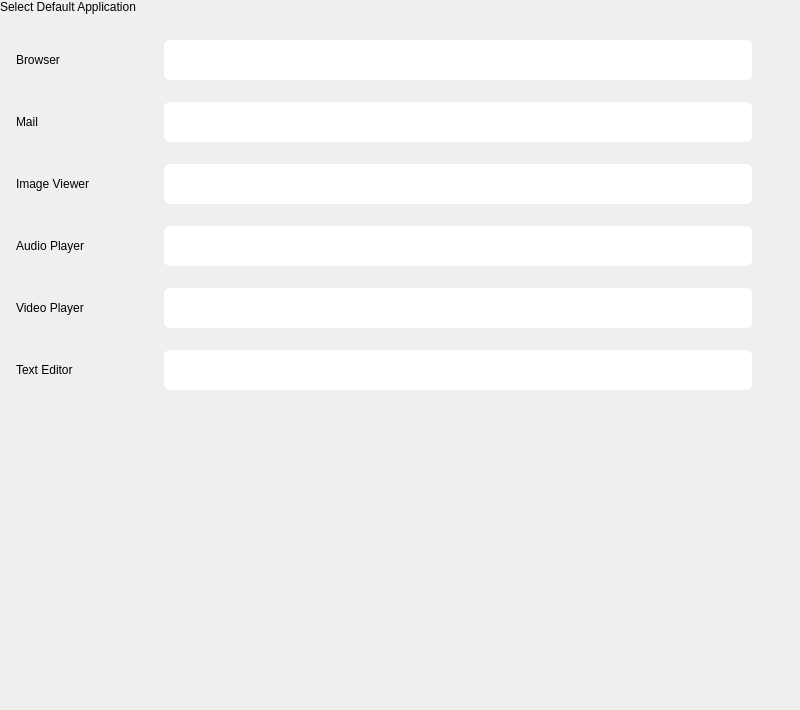
Before: the Qt Designer form plugins/system/defaultapp/defaultapp.ui in ukui/ukui-control-center, drawn with Qt 5.
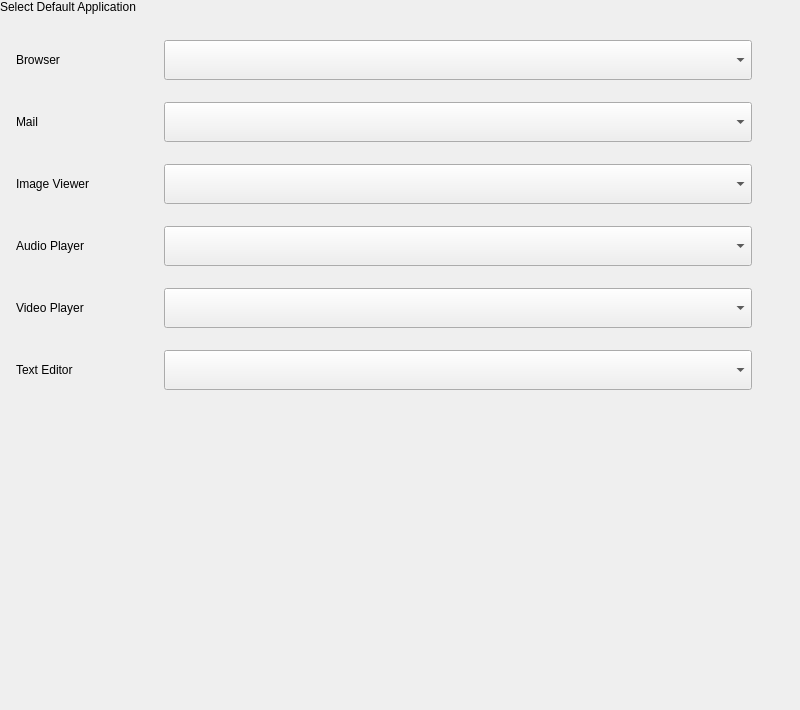
After: the same form once the commit is applied. Icons and pictures are not drawn.

What changed in the file:
```diff
--- a/plugins/system/defaultapp/defaultapp.ui
+++ b/plugins/system/defaultapp/defaultapp.ui
@@ -136,7 +136,7 @@
         <property name="minimumSize">
          <size>
           <width>400</width>
-          <height>30</height>
+          <height>0</height>
          </size>
         </property>
         <property name="maximumSize">
@@ -146,45 +146,10 @@
          </size>
         </property>
         <property name="font">
-         <font>
-          <pointsize>-1</pointsize>
-         </font>
+         <font/>
         </property>
         <property name="styleSheet">
-         <string notr="true">QComboBox{
-    background: rgba(255, 255, 255);
-    border-radius: 6px;
-    font-size:14px;
-	padding-left: 8px;
-    color: black;
-    min-height: 30px;
-    combobox-popup: 0;  /* 配合setMaxVisibleItems设置下拉框显示的条数，超过的滚动显示 */
-}
-
-QComboBox QAbstractItemView::item {
-    min-height: 30px;
-    border-radius: 2px ;
-    color:black;
-    background-color: rgba(255, 255, 255);
-	padding-left: 5px;
-}
-
-QComboBox::down-arrow{
-    image:url(://img/dropArrow/downpx.png);
-}
-
-QComboBox::drop-down{
-    width: 30px;
-    border: none;
-}
-
-QComboBox QListView::item:selected{
-    background: #3D6BE5;
-}
-
-
-
-</string>
+         <string notr="true"/>
         </property>
        </widget>
       </item>
@@ -254,7 +219,7 @@
         <property name="minimumSize">
          <size>
           <width>400</width>
-          <height>30</height>
+          <height>0</height>
          </size>
         </property>
         <property name="maximumSize">
@@ -264,40 +229,7 @@
          </size>
         </property>
         <property name="styleSheet">
-         <string notr="true">QComboBox{
-    background: rgba(255, 255, 255);
-    border-radius: 6px;
-    font-size:14px;
-	padding-left: 8px;
-    color: black;
-    min-height: 30px;
-    combobox-popup: 0;  /* 配合setMaxVisibleItems设置下拉框显示的条数，超过的滚动显示 */
-}
-
-QComboBox QAbstractItemView::item {
-    min-height: 30px;
-    border-radius: 2px ;
-    color:black;
-    background-color: rgba(255, 255, 255);
-	padding-left: 5px;
-}
-
-QComboBox::down-arrow{
-    image:url(://img/dropArrow/downpx.png);
-}
-
-QComboBox::drop-down{
-    width: 30px;
-    border: none;
-}
-
-QComboBox QListView::item:selected{
-    background: #3D6BE5;
-}
-
-
-
-</string>
+         <string notr="true"/>
         </property>
        </widget>
       </item>
@@ -367,7 +299,7 @@
         <property name="minimumSize">
          <size>
           <width>400</width>
-          <height>30</height>
+          <height>0</height>
          </size>
         </property>
         <property name="maximumSize">
@@ -377,40 +309,7 @@
          </size>
         </property>
         <property name="styleSheet">
-         <string notr="true">QComboBox{
-    background: rgba(255, 255, 255);
-    border-radius: 6px;
-    font-size:14px;
-	padding-left: 8px;
-    color: black;
-    min-height: 30px;
-    combobox-popup: 0;  /* 配合setMaxVisibleItems设置下拉框显示的条数，超过的滚动显示 */
-}
-
-QComboBox QAbstractItemView::item {
-    min-height: 30px;
-    border-radius: 2px ;
-    color:black;
-    background-color: rgba(255, 255, 255);
-	padding-left: 5px;
-}
-
-QComboBox::down-arrow{
-    image:url(://img/dropArrow/downpx.png);
-}
-
-QComboBox::drop-down{
-    width: 30px;
-    border: none;
-}
-
-QComboBox QListView::item:selected{
-    background: #3D6BE5;
-}
-
-
-
-</string>
+         <string notr="true"/>
         </property>
        </widget>
       </item>
@@ -480,7 +379,7 @@
         <property name="minimumSize">
          <size>
           <width>400</width>
-          <height>30</height>
+          <height>0</height>
          </size>
         </property>
         <property name="maximumSize">
@@ -490,40 +389,7 @@
          </size>
         </property>
         <property name="styleSheet">
-         <string notr="true">QComboBox{
-    background: rgba(255, 255, 255);
-    border-radius: 6px;
-    font-size:14px;
-	padding-left: 8px;
-    color: black;
-    min-height: 30px;
-    combobox-popup: 0;  /* 配合setMaxVisibleItems设置下拉框显示的条数，超过的滚动显示 */
-}
-
-QComboBox QAbstractItemView::item {
-    min-height: 30px;
-    border-radius: 2px ;
-    color:black;
-    background-color: rgba(255, 255, 255);
-	padding-left: 5px;
-}
-
-QComboBox::down-arrow{
-    image:url(://img/dropArrow/downpx.png);
-}
-
-QComboBox::drop-down{
-    width: 30px;
-    border: none;
-}
-
-QComboBox QListView::item:selected{
-    background: #3D6BE5;
-}
-
-
-
-</string>
+         <string notr="true"/>
         </property>
        </widget>
       </item>
@@ -593,7 +459,7 @@
         <property name="minimumSize">
          <size>
           <width>400</width>
-          <height>30</height>
+          <height>0</height>
          </size>
         </property>
         <property name="maximumSize">
@@ -603,40 +469,7 @@
          </size>
         </property>
         <property name="styleSheet">
-         <string notr="true">QComboBox{
-    background: rgba(255, 255, 255);
-    border-radius: 6px;
-    font-size:14px;
-	padding-left: 8px;
-    color: black;
-    min-height: 30px;
-    combobox-popup: 0;  /* 配合setMaxVisibleItems设置下拉框显示的条数，超过的滚动显示 */
-}
-
-QComboBox QAbstractItemView::item {
-    min-height: 30px;
-    border-radius: 2px ;
-    color:black;
-    background-color: rgba(255, 255, 255);
-	padding-left: 5px;
-}
-
-QComboBox::down-arrow{
-    image:url(://img/dropArrow/downpx.png);
-}
-
-QComboBox::drop-down{
-    width: 30px;
-    border: none;
-}
-
-QComboBox QListView::item:selected{
-    background: #3D6BE5;
-}
-
-
-
-</string>
+         <string notr="true"/>
         </property>
        </widget>
       </item>
@@ -706,7 +539,7 @@
         <property name="minimumSize">
          <size>
           <width>400</width>
-          <height>30</height>
+          <height>0</height>
          </size>
         </property>
         <property name="maximumSize">
@@ -716,40 +549,7 @@
          </size>
         </property>
         <property name="styleSheet">
-         <string notr="true">QComboBox{
-    background: rgba(255, 255, 255);
-    border-radius: 6px;
-    font-size:14px;
-	padding-left: 8px;
-    color: black;
-    min-height: 30px;
-    combobox-popup: 0;  /* 配合setMaxVisibleItems设置下拉框显示的条数，超过的滚动显示 */
-}
-
-QComboBox QAbstractItemView::item {
-    min-height: 30px;
-    border-radius: 2px ;
-    color:black;
-    background-color: rgba(255, 255, 255);
-	padding-left: 5px;
-}
-
-QComboBox::down-arrow{
-    image:url(://img/dropArrow/downpx.png);
-}
-
-QComboBox::drop-down{
-    width: 30px;
-    border: none;
-}
-
-QComboBox QListView::item:selected{
-    background: #3D6BE5;
-}
-
-
-
-</string>
+         <string notr="true"/>
         </property>
        </widget>
       </item>
```
